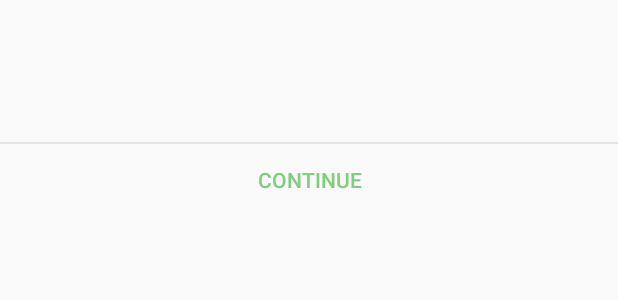
After one commit to StepicOrg/stepik-android-adaptive, an Android app: the layout dialog_default_body.xml on its own in the app's theme, with its tools: preview values and no code run, on a phone screen of 412 x 824 dp. The commit adds this screen. Shown: the top 300 px of the screen. Run offline under Robolectric (Android 15) with nearby library versions, the phone set to English and light mode, and no system bars; network calls fail.

Commit message:
daily reward dialog

```diff
--- /dev/null
+++ b/app/src/main/res/layout/dialog_default_body.xml
@@ -0,0 +1,40 @@
+<?xml version="1.0" encoding="utf-8"?>
+<layout xmlns:android="http://schemas.android.com/apk/res/android">
+    <LinearLayout
+        android:layout_width="match_parent"
+        android:layout_height="wrap_content"
+        android:orientation="vertical">
+
+        <LinearLayout
+            android:id="@+id/container"
+            android:orientation="vertical"
+            android:layout_width="match_parent"
+            android:layout_height="wrap_content"
+            android:clipToPadding="false"
+            android:padding="8dp">
+
+            <TextView
+                android:id="@+id/title"
+                android:textAppearance="@style/TextAppearance.AppCompat.Title"
+                android:layout_width="match_parent"
+                android:layout_height="wrap_content"
+                android:layout_margin="8dp" />
+
+            <TextView
+                android:id="@+id/description"
+                android:textColor="@color/colorDarkGrayText"
+                android:layout_width="match_parent"
+                android:layout_height="wrap_content"
+                android:layout_margin="8dp" />
+
+        </LinearLayout>
+        <include layout="@layout/stroke" />
+        <Button
+            android:id="@+id/continue_button"
+            android:layout_width="match_parent"
+            android:layout_height="wrap_content"
+            style="@style/Widget.AppCompat.Button.Borderless"
+            android:textColor="@color/borderless_button_text_color"
+            android:text="@string/ex_dialog_continue" />
+    </LinearLayout>
+</layout>
--- a/app/src/main/res/layout/dialog_streak_restore.xml
+++ b/app/src/main/res/layout/dialog_streak_restore.xml
@@ -12,17 +12,21 @@
             android:layout_width="match_parent"
             android:layout_height="wrap_content"
             android:gravity="start"
+            android:layout_marginBottom="8dp"
             android:layout_marginStart="16dp"
             android:layout_marginEnd="16dp"
             android:layout_marginTop="16dp" />
 
-        <include android:id="@+id/ticket_item" layout="@layout/item_ticket" />
+        <include
+            android:id="@+id/ticket_item"
+            layout="@layout/item_inventory" />
 
         <TextView
             android:layout_width="match_parent"
             android:layout_height="wrap_content"
             android:gravity="start"
 
+            android:layout_marginTop="8dp"
             android:layout_marginStart="16dp"
             android:layout_marginEnd="16dp"
             android:layout_marginBottom="16dp"
--- a/app/src/main/res/layout/item_ticket.xml
+++ b/app/src/main/res/layout/item_inventory.xml
@@ -2,16 +2,16 @@
 <layout
     xmlns:android="http://schemas.android.com/apk/res/android"
     xmlns:app="http://schemas.android.com/apk/res-auto">
-
     <LinearLayout
         android:id="@+id/tickets"
         android:orientation="vertical"
         android:layout_width="wrap_content"
         android:layout_height="wrap_content"
         android:gravity="center_horizontal"
-        android:layout_margin="16dp">
+        android:layout_margin="8dp">
 
         <ImageView
+            android:id="@+id/icon"
             android:layout_width="64dp"
             android:layout_height="64dp"
             android:background="@drawable/circle_stroke"
--- a/app/src/main/res/layout/quiz_card_view.xml
+++ b/app/src/main/res/layout/quiz_card_view.xml
@@ -151,6 +151,8 @@
                     android:layout_width="match_parent"
                     android:layout_height="match_parent"
                     android:id="@+id/scroll"
+                    android:requiresFadingEdge="vertical"
+                    android:fadingEdgeLength="16dp"
                     android:layout_below="@id/title_container"
                     android:layout_above="@id/bottom_divider">
                     <LinearLayout
--- a/app/src/main/res/values/strings.xml
+++ b/app/src/main/res/values/strings.xml
@@ -119,4 +119,8 @@
     <string name="cancel">Cancel</string>
     <string name="not_now">Not now</string>
     <string name="streak_restore_question">Use coupon?</string>
+    <string name="daily_reward_title">Daily reward</string>
+    <string name="daily_reward_description">Solve every day and earn rewards</string>
+    <string name="daily_reward_button">Get reward</string>
+    <string name="day_number">Day %d</string>
 </resources>
```
Also changed, not shown: app/build.gradle (+13 -5 lines), app/src/main/java/org/stepik/android/adaptive/pdd/ui/adapter/DailyRewardsAdapter.kt (added, +44 -0 lines), app/src/main/java/org/stepik/android/adaptive/pdd/ui/adapter/InventoryAdapter.kt (added, +39 -0 lines), app/src/main/java/org/stepik/android/adaptive/pdd/ui/dialog/DailyRewardDialog.kt (added, +59 -0 lines), app/src/main/java/org/stepik/android/adaptive/pdd/ui/fragment/CardsFragment.java (+11 -0 lines), app/src/main/java/org/stepik/android/adaptive/pdd/util/DailyRewardManager.kt (added, +53 -0 lines), app/src/main/res/drawable/gray_rounded_box.xml (added, +16 -0 lines), app/src/main/res/layout/dialog_body_daily_rewards.xml (added, +10 -0 lines), app/src/main/res/layout/item_daily_reward.xml (added, +24 -0 lines), 1 other file.
